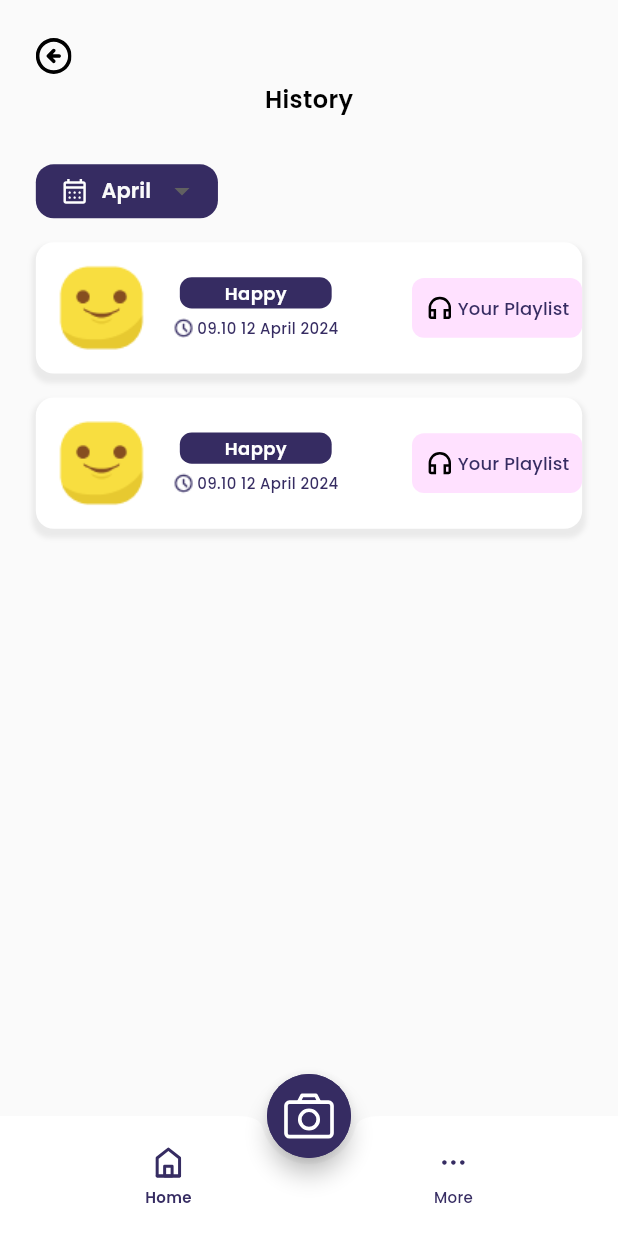
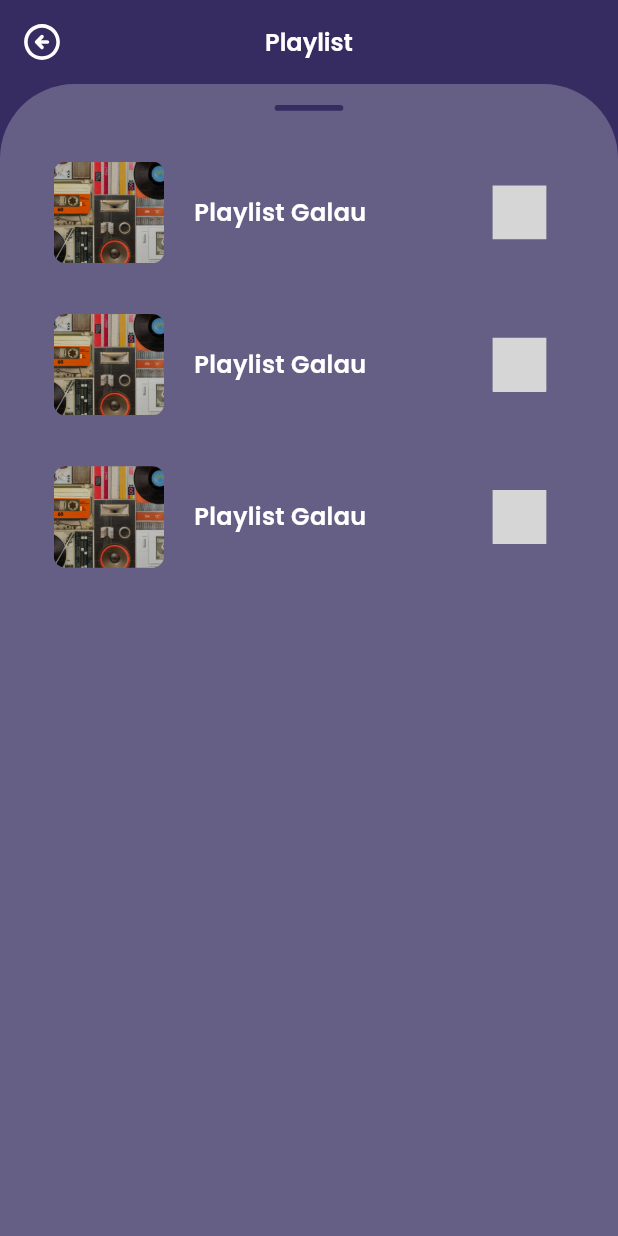
Before and after one commit to SyahrulBhudiF/Vexora-FE, a Flutter app: the screen it shows after launch, on a phone screen of 412 x 824 dp. Run offline on Flutter 3.47's test engine with Material 3 defaults, Android fonts, the phone set to English and light mode, and no system bars; our stand-ins replace cached_network_image, flutter_bloc, flutter_svg, shared_preferences; project files that could hold a hidden picture were left out; grey boxes are pictures that could not be loaded.

Commit message:
Feat: Presentation Add Playlist & Splash

```diff
--- a/lib/core/utils/image_constant.dart
+++ b/lib/core/utils/image_constant.dart
@@ -20,4 +20,10 @@ class ImageConstant {
   static String arrowDown = '$imagePath/arrow_down.svg';
   static String camera = '$imagePath/camera.svg';
   static String time = '$imagePath/time.png';
+  static String bigLogo = '$imagePath/big_logo.svg';
+  static String playlist = '$imagePath/playlist.png';
+  static String octionIcon = '$imagePath/oction_icon.svg';
+
+
+
 }
--- a/lib/main.dart
+++ b/lib/main.dart
@@ -19,7 +19,7 @@
           theme: theme, // Define your theme here
           title: 'Vexora',
           debugShowCheckedModeBanner: false,
-          initialRoute: AppRoutes.history,
+          initialRoute: AppRoutes.playlist,
           routes: AppRoutes.routes,
           // home: HomeScreen(),
         );
--- /dev/null
+++ b/lib/presentation/playlist_recommendation/playlist_recommendation.dart
@@ -0,0 +1,79 @@
+import 'package:flutter/material.dart';
+import '../../core/app_export.dart';
+import 'widgets/listbirdsofa_item_widget.dart';
+
+class PlaylistRecommendation extends StatelessWidget {
+  const PlaylistRecommendation({Key? key}) : super(key: key);
+
+  @override
+  Widget build(BuildContext context) {
+    return Scaffold(
+      backgroundColor: theme.colorScheme.primary, // Mengatur warna latar belakang menjadi warna utama
+      appBar: AppBar(
+        backgroundColor: theme.colorScheme.primary,
+        elevation: 0,
+        leading: IconButton(
+          icon: CustomImageView(
+            imagePath: ImageConstant.arrowLeft,
+            height: 24.h,
+            width: 24.h,
+          ),
+          onPressed: () {
+            Navigator.of(context).pop();
+          },
+        ),
+        centerTitle: true,
+        title: Text(
+          "Playlist",
+          style: CustomTextStyles.titleMediumSemiBold.copyWith(
+            color: theme.colorScheme.onPrimary,
+          ),
+        ),
+      ),
+      body: Center(
+        child: Container(
+          width: double.maxFinite,
+          padding: EdgeInsets.symmetric(
+            horizontal: 36.h,
+            vertical: 14.h,
+          ),
+          decoration: BoxDecoration(
+            color: appTheme.gray30003.withOpacity(0.29),
+            borderRadius: BorderRadius.only(
+              topRight: Radius.circular(50.h),
+              topLeft: Radius.circular(50.h),
+            ),
+          ),
+          child: Column(
+            mainAxisSize: MainAxisSize.max,
+            children: [
+              Container(
+                height: 4.h,
+                width: 46.h,
+                decoration: BoxDecoration(
+                  color: theme.colorScheme.primary,
+                  borderRadius: BorderRadius.circular(2.h),
+                ),
+              ),
+              SizedBox(height: 34.h),
+              Expanded(
+                child: ListView.separated(
+                  padding: EdgeInsets.zero,
+                  physics: BouncingScrollPhysics(),
+                  shrinkWrap: true,
+                  itemCount: 3,
+                  separatorBuilder: (context, index) {
+                    return SizedBox(height: 34.h);
+                  },
+                  itemBuilder: (context, index) {
+                    return ListplaylistItemWidget();
+                  },
+                ),
+              ),
+            ],
+          ),
+        ),
+      ),
+    );
+  }
+}
--- /dev/null
+++ b/lib/presentation/playlist_recommendation/widgets/listbirdsofa_item_widget.dart
@@ -0,0 +1,43 @@
+import 'package:flutter/material.dart';
+import '../../../core/app_export.dart';
+import '../../../widget/custom_icon_button.dart'; // Adjust this import path accordingly
+
+class ListplaylistItemWidget extends StatelessWidget {
+  const ListplaylistItemWidget({Key? key}) : super(key: key);
+
+  @override
+  Widget build(BuildContext context) {
+    return Material( // Added Material widget here
+      color: Colors.transparent, // Set transparent if you don't need a background color
+      child: Row(
+        mainAxisAlignment: MainAxisAlignment.center,
+        children: [
+          CustomImageView(
+            imagePath: ImageConstant.playlist, // Ensure the path is correct
+            height: 68.h,
+            width: 74.h,
+            radius: BorderRadius.circular(8.h),
+          ),
+          Padding(
+            padding: EdgeInsets.only(left: 20.h),
+            child: Text(
+              "Playlist Galau",
+              style: CustomTextStyles.titleMediumSemiBold.copyWith(
+              color: theme.colorScheme.onPrimary),
+            ),
+          ),
+          Spacer(),
+          CustomIconButton(
+            height: 60.h,
+            width: 60.h,
+            padding: EdgeInsets.all(12.h),
+            decoration: IconButtonStyleHelper.none,
+            child: CustomImageView(
+              imagePath: ImageConstant.octionIcon,
+            ),
+          ),
+        ],
+      ),
+    );
+  }
+}
--- /dev/null
+++ b/lib/presentation/splash_screen/splash_screen.dart
@@ -0,0 +1,25 @@
+import 'package:flutter/material.dart';
+import '../../core/app_export.dart';
+
+class SplashScreen extends StatelessWidget {
+  @override
+  Widget build(BuildContext context) {
+    return SafeArea(
+      child: Scaffold(
+       body: Container(
+        height: 878.h,
+        width: double.maxFinite,
+        child: Stack(
+          alignment: Alignment.center,
+          children: [
+            CustomImageView(
+              imagePath: ImageConstant.bigLogo,
+              height: 166.h,
+              width: 132.h,)
+          ],
+        ),
+       ),
+       ),
+    );
+  }
+}
--- a/lib/routes/app_routes.dart
+++ b/lib/routes/app_routes.dart
@@ -2,7 +2,9 @@ import 'package:flutter/material.dart';
 import '../presentation/history_screen/history_screen.dart';
 import '../presentation/homepage/homepage.dart';
 import '../presentation/login_screen/login_screen.dart';
+import '../presentation/playlist_recommendation/playlist_recommendation.dart';
 import '../presentation/register/register_screen.dart';
+import '../presentation/splash_screen/splash_screen.dart';
 import '../presentation/welcome_screen/welcome_screen.dart';
 
 class AppRoutes {
@@ -12,6 +14,10 @@ class AppRoutes {
   static const String login = "/login";
   static const String register = "/register";
   static const String history = "/history";
+  static const String splash = "/splash_screen";
+  static const String playlist   = "/playlist";
+
+
 
 
 
@@ -23,6 +29,9 @@ class AppRoutes {
     login: (context) => LoginScreen(),
     register: (context) => RegisterScreen(),
     history: (context) => HistoryScreen(),
+    splash: (context) => SplashScreen(),
+    playlist: (context) => PlaylistRecommendation(),
+
 
 
 
```
Also changed, not shown: assets/images/big_logo.svg (added), assets/images/oction_Icon.svg (added), assets/images/playlist.png (added), assets/images/unsplash_qPlt3T62Lvk.png (added).
